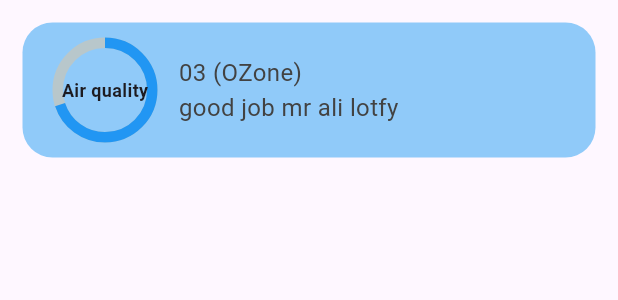
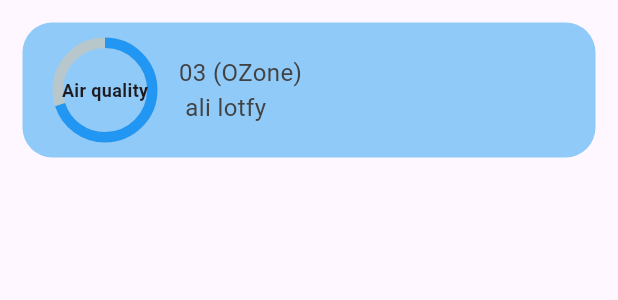
Before and after one commit to alilotfy4321/weather_app, a Flutter app: the CustomAirQuality widget shown alone on an empty page, opened directly with empty values, on a phone screen of 412 x 824 dp. Shown: the top 300 px of the screen. Run offline on Flutter 3.47's test engine with Material 3 defaults, Android fonts, the phone set to English and light mode, and no system bars; drawn by our look-alikes of percent_indicator; our stand-ins replace bloc, cached_network_image, dio, fl_chart, flutter_bloc, geocoding and 4 more; accounts and stored records are empty; network calls fail.

Commit message:
add theme mode to app and add some changes

```diff
--- a/lib/controll/weather_cubit.dart
+++ b/lib/controll/weather_cubit.dart
@@ -16,6 +16,12 @@ class WeatherCubit extends Cubit<WeatherState> {
 
   /// singleton
   static WeatherCubit get(context) => BlocProvider.of(context);
+
+   bool isDark = false;
+  changeTheme() {
+    isDark = !isDark;
+    emit(ChangeAppThemeState());
+  }
 
   RealWeatheerModel? weatherData;
 
--- a/lib/controll/weather_state.dart
+++ b/lib/controll/weather_state.dart
@@ -8,7 +8,7 @@ abstract class WeatherState {}
 class WeatherInitialState extends WeatherState {
 
 }
-
+class ChangeAppThemeState extends WeatherState{}
 class WeatherLoadingState extends WeatherState {}
 
 class WeatherSuccesState extends WeatherState {}
--- a/lib/api/dio_helper.dart
+++ b/lib/core/api/dio_helper.dart
@@ -1,7 +1,7 @@
 // ignore_for_file: unnecessary_string_interpolations, avoid_print
 
 import 'package:dio/dio.dart';
-import 'package:weather_app/constants/secondApi.dart';
+import 'package:weather_app/core/constants/secondApi.dart';
 
 class DioHelper {
   static Dio? dio;
--- a/lib/customWidgets/customAirQuality.dart
+++ b/lib/core/customWidgets/customAirQuality.dart
@@ -37,7 +37,7 @@ class CustomAirQuality extends StatelessWidget {
               width: 10,
             ),
             Text(
-              ' 03 (OZone)\n good job mr ali lotfy ',
+              ' 03 (OZone)\n  ali lotfy ',
               style: TextStyle(
                 color: Colors.grey[800],
                 fontSize: 16,
--- a/lib/customWidgets/customSearchFeild.dart
+++ b/lib/core/customWidgets/customSearchFeild.dart
@@ -3,7 +3,7 @@
 import 'package:flutter/material.dart';
 import 'package:flutter_bloc/flutter_bloc.dart';
 import 'package:weather_app/controll/weather_cubit.dart';
-import '../view/mapp/map_location.dart';
+import '../../view/mapp/map_location.dart';
 
 //----------------------------------------- more usefull to use class to acheive dependency--------------------
 class CustomSearchFeild extends StatelessWidget {
--- a/lib/customWidgets/firstCardWidget.dart
+++ b/lib/core/customWidgets/firstCardWidget.dart
@@ -6,7 +6,7 @@ import 'package:flutter/material.dart';
 import 'package:weather_app/model/firstCardLastRow.dart';
 import 'package:weather_app/model/secondForcastModel.dart';
 
-import '../controll/weather_cubit.dart';
+import '../../controll/weather_cubit.dart';
 
 ///////////////////////////////////////
 class CustomFirstScreenCard extends StatelessWidget {
--- /dev/null
+++ b/lib/core/styles/themes/dark_theme.dart/app_dark_theme.dart
@@ -0,0 +1,18 @@
+import 'package:flutter/material.dart';
+import 'package:weather_app/core/styles/themes/dark_theme.dart/app_dark_colors.dart';
+
+getDarkTheme()=>ThemeData(
+   appBarTheme:AppBarTheme(
+    backgroundColor: AppDarkColors.appBarColor,
+    centerTitle: true,
+    elevation: 0.0,
+    titleTextStyle: TextStyle(
+      color:AppDarkColors.appBartitleTextColor,
+      fontSize: 18,
+      fontWeight: FontWeight.bold,
+    ),
+    iconTheme: IconThemeData(
+      color: AppDarkColors.appBarIconColor,
+    ),
+   ),
+);
--- /dev/null
+++ b/lib/core/styles/themes/light_theme.dart/app_light_theme.dart
@@ -0,0 +1,18 @@
+import 'package:flutter/material.dart';
+import 'package:weather_app/core/styles/themes/light_theme.dart/app_light_colors.dart';
+
+getLightTheme()=>ThemeData(
+   appBarTheme:AppBarTheme(
+    backgroundColor: AppLightColors.appBarColor,
+    centerTitle: true,
+    elevation: 0.0,
+    titleTextStyle: TextStyle(
+      color:AppLightColors.appBartitleTextColor,
+      fontSize: 18,
+      fontWeight: FontWeight.bold,
+    ),
+    iconTheme: IconThemeData(
+      color: AppLightColors.appBarIconColor,
+    ),
+   ),
+);
--- a/lib/view/mapp/show_map.dart
+++ b/lib/view/mapp/show_map.dart
@@ -8,7 +8,7 @@ import 'package:google_maps_flutter/google_maps_flutter.dart';
 import 'package:geocoding/geocoding.dart';
 
 import '../../controll/weather_cubit.dart';
-import '../../customWidgets/customSearchFeild.dart';
+import '../../core/customWidgets/customSearchFeild.dart';
 
 class ShowMap extends StatelessWidget {
   ShowMap(this.cubit,
--- a/lib/view/next7DayScreen/next7DayWeather.dart
+++ b/lib/view/next7DayScreen/next7DayWeather.dart
@@ -5,7 +5,7 @@ import 'package:flutter/material.dart';
 import 'package:flutter_bloc/flutter_bloc.dart';
 import 'package:weather_app/controll/weather_cubit.dart';
 import 'package:weather_app/view/next7DayScreen/apBar.dart';
-import 'package:weather_app/customWidgets/firstCardWidget.dart';
+import 'package:weather_app/core/customWidgets/firstCardWidget.dart';
 import 'package:weather_app/view/next7DayScreen/selected_future_day.dart';
 
 class Next7DayScreen extends StatelessWidget {
--- a/lib/view/searchPage/searchPage.dart
+++ b/lib/view/searchPage/searchPage.dart
@@ -4,8 +4,8 @@ import 'package:flutter/material.dart';
 import 'package:flutter_bloc/flutter_bloc.dart';
 
 import 'package:weather_app/controll/weather_cubit.dart';
-import 'package:weather_app/customWidgets/customSearchFeild.dart';
-import 'package:weather_app/customWidgets/firstCardWidget.dart';
+import 'package:weather_app/core/customWidgets/customSearchFeild.dart';
+import 'package:weather_app/core/customWidgets/firstCardWidget.dart';
 
 class SearchPage extends StatelessWidget {
   final TextEditingController cityController = TextEditingController();
--- a/lib/view/todayweatherScreen.dart/todayWeather.dart
+++ b/lib/view/todayweatherScreen.dart/todayWeather.dart
@@ -4,11 +4,11 @@ import 'package:fl_chart/fl_chart.dart';
 import 'package:flutter/material.dart';
 import 'package:flutter_bloc/flutter_bloc.dart';
 import 'package:weather_app/controll/weather_cubit.dart';
-import 'package:weather_app/customWidgets/customAirQuality.dart';
+import 'package:weather_app/core/customWidgets/customAirQuality.dart';
 import 'package:weather_app/view/next7DayScreen/next7DayWeather.dart';
 import 'package:weather_app/view/reprtScreen/reportscreen.dart';
 import 'package:weather_app/view/todayweatherScreen.dart/apBar.dart';
-import 'package:weather_app/customWidgets/firstCardWidget.dart';
+import 'package:weather_app/core/customWidgets/firstCardWidget.dart';
 import 'package:weather_app/view/todayweatherScreen.dart/scroolPart/scrollCard.dart';
 
 class TodayScreen extends StatelessWidget {
@@ -23,7 +23,7 @@ class TodayScreen extends StatelessWidget {
       //--------------------------------------------
       return Scaffold(
         backgroundColor: const Color.fromARGB(255, 144, 172, 184),
-        appBar: TodayScreenAppBar(context),
+        appBar: TodayScreenAppBar(context,cubit),
         body: (model != null)
                 ? SingleChildScrollView(
                     child: Column(
```
Also changed, not shown: lib/core/styles/themes/dark_theme.dart/app_dark_colors.dart (added, +8 -0 lines), lib/core/styles/themes/light_theme.dart/app_light_colors.dart (added, +8 -0 lines), lib/main.dart (+14 -4 lines), lib/view/todayweatherScreen.dart/apBar.dart (+11 -11 lines), lib/core/constants/appDimintions.dart (renamed from lib/constants/appDimintions.dart), lib/core/constants/secondApi.dart (renamed from lib/constants/secondApi.dart), lib/core/customWidgets/getWetherConditionImage.dart (renamed from lib/customWidgets/getWetherConditionImage.dart).
